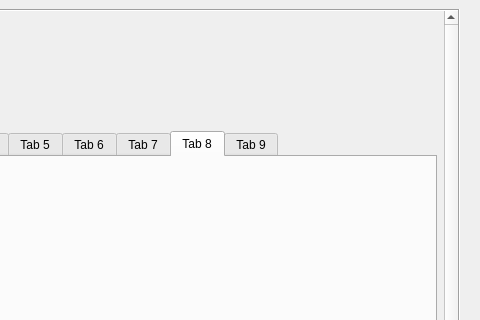
Qt form serious_game/spirit_dockwidget_base.ui (inrae/GeoMelba) before a commit; both pictures show x 220 to 700 and y 0 to 320 of the 700 by 860 pixel window.
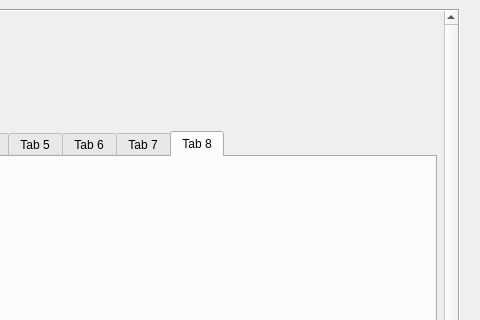
The same form after that commit. The open tabs and pages were chosen to show the change.

Patch:
```diff
--- a/serious_game/spirit_dockwidget_base.ui
+++ b/serious_game/spirit_dockwidget_base.ui
@@ -165,11 +165,6 @@
         <string>Tab 8</string>
        </attribute>
       </widget>
-      <widget class="QWidget" name="tab_9">
-       <attribute name="title">
-        <string>Tab 9</string>
-       </attribute>
-      </widget>
      </widget>
     </widget>
    </widget>
```
Left out of the diff: 2 changed lines with no effect on the pictures.
